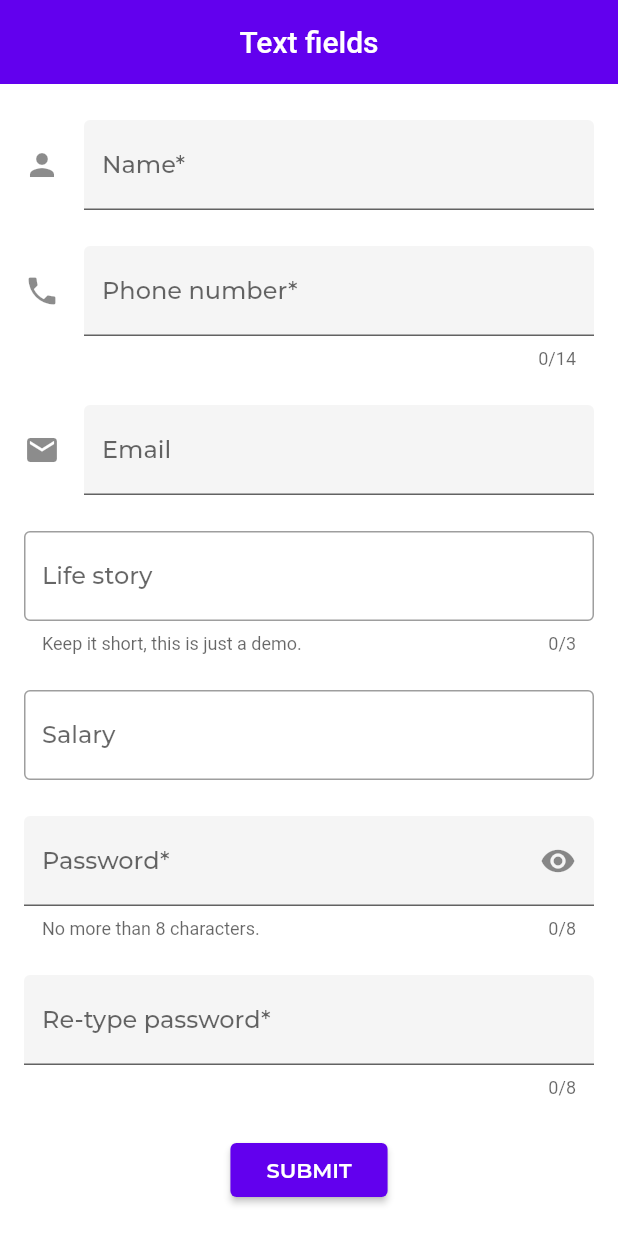
After one commit to luffyjie/flutter, a Flutter app: the TextFieldDemo screen opened by its route, on a phone screen of 412 x 824 dp. The commit adds this screen. Run offline on Flutter 3.47's test engine with Material 2 defaults, Android fonts, the phone set to English and light mode, and no system bars; our stand-ins replace flutter_localized_locales, flutter_swiper, google_fonts; generated files the repository leaves out were written again.

Commit message:
add text fiedl demo

```diff
--- /dev/null
+++ b/flutter_autoLayout/lib/gallery/text_field_demo.dart
@@ -0,0 +1,331 @@
+import 'package:flutter_autoLayout/public.dart';
+import 'package:flutter/gestures.dart' show DragStartBehavior;
+import 'package:flutter/services.dart';
+
+class TextFieldDemo extends StatelessWidget {
+  const TextFieldDemo();
+
+  @override
+  Widget build(BuildContext context) {
+    return Scaffold(
+      appBar: AppBar(
+        automaticallyImplyLeading: false,
+        title: Text(AutolayoutLocalizations.of(context).demoTextFieldTitle),
+      ),
+      body: const TextFormFieldDemo(),
+    );
+  }
+}
+
+class TextFormFieldDemo extends StatefulWidget {
+  const TextFormFieldDemo({Key key}) : super(key: key);
+
+  @override
+  TextFormFieldDemoState createState() => TextFormFieldDemoState();
+}
+
+class PersonData {
+  String name = '';
+  String phoneNumber = '';
+  String email = '';
+  String password = '';
+}
+
+class PasswordField extends StatefulWidget {
+  const PasswordField({
+    this.fieldKey,
+    this.hintText,
+    this.labelText,
+    this.helperText,
+    this.onSaved,
+    this.validator,
+    this.onFieldSubmitted,
+  });
+
+  final Key fieldKey;
+  final String hintText;
+  final String labelText;
+  final String helperText;
+  final FormFieldSetter<String> onSaved;
+  final FormFieldValidator<String> validator;
+  final ValueChanged<String> onFieldSubmitted;
+
+  @override
+  _PasswordFieldState createState() => _PasswordFieldState();
+}
+
+class _PasswordFieldState extends State<PasswordField> {
+  bool _obscureText = true;
+
+  @override
+  Widget build(BuildContext context) {
+    return TextFormField(
+      key: widget.fieldKey,
+      obscureText: _obscureText,
+      maxLength: 8,
+      onSaved: widget.onSaved,
+      validator: widget.validator,
+      onFieldSubmitted: widget.onFieldSubmitted,
+      decoration: InputDecoration(
+        filled: true,
+        hintText: widget.hintText,
+        labelText: widget.labelText,
+        helperText: widget.helperText,
+        suffixIcon: GestureDetector(
+          dragStartBehavior: DragStartBehavior.down,
+          onTap: () {
+            setState(() {
+              _obscureText = !_obscureText;
+            });
+          },
+          child: Icon(_obscureText ? Icons.visibility : Icons.visibility_off,
+              semanticLabel: _obscureText
+                  ? AutolayoutLocalizations.of(context)
+                      .demoTextFieldShowPasswordLabel
+                  : AutolayoutLocalizations.of(context)
+                      .demoTextFieldHidePasswordLabel),
+        ),
+      ),
+    );
+  }
+}
+
+class TextFormFieldDemoState extends State<TextFormFieldDemo> {
+  final GlobalKey<ScaffoldState> _scaffoldKey = GlobalKey<ScaffoldState>();
+  PersonData person = PersonData();
+
+  void showInSnackBar(String value) {
+    _scaffoldKey.currentState.hideCurrentSnackBar();
+    _scaffoldKey.currentState.showSnackBar(SnackBar(content: Text(value)));
+  }
+
+  AutovalidateMode _autovalidateMode = AutovalidateMode.disabled;
+
+  final GlobalKey<FormState> _formKey = GlobalKey<FormState>();
+  final GlobalKey<FormFieldState<String>> _passwordFieldKey =
+      GlobalKey<FormFieldState<String>>();
+  final _UsNumberTextInputFormatter _phoneNumberFormatter =
+      _UsNumberTextInputFormatter();
+
+  void _handleSubmitted() {
+    final form = _formKey.currentState;
+    if (!form.validate()) {
+      _autovalidateMode = AutovalidateMode.always;
+      showInSnackBar(
+          AutolayoutLocalizations.of(context).demoTextFieldFormErrors);
+    } else {
+      form.save();
+      showInSnackBar(AutolayoutLocalizations.of(context)
+          .demoTextFieldNameHasPhoneNumber(person.name, person.phoneNumber));
+    }
+  }
+
+  String _validateName(String value) {
+    if (value.isEmpty) {
+      return AutolayoutLocalizations.of(context).demoTextFieldNameRequired;
+    }
+    final nameExp = RegExp(r'^[A-Za-z ]+$');
+    if (!nameExp.hasMatch(value)) {
+      return AutolayoutLocalizations.of(context)
+          .demoTextFieldOnlyAlphabeticalChars;
+    }
+    return null;
+  }
+
+  String _validatePhoneNumber(String value) {
+    final phoneExp = RegExp(r'^\(\d\d\d\) \d\d\d-\d\d\d\d$');
+    if (!phoneExp.hasMatch(value)) {
+      return AutolayoutLocalizations.of(context)
+          .demoTextFieldEnterUSPhoneNumber;
+    }
+    return null;
+  }
+
+  String _validatePassword(String value) {
+    final passwordField = _passwordFieldKey.currentState;
+    if (passwordField.value == null || passwordField.value.isEmpty) {
+      return AutolayoutLocalizations.of(context).demoTextFieldEnterPassword;
+    }
+    if (passwordField.value != value) {
+      return AutolayoutLocalizations.of(context)
+          .demoTextFieldPasswordsDoNotMatch;
+    }
+    return null;
+  }
+
+  @override
+  Widget build(BuildContext context) {
+    const sizedBoxSpace = SizedBox(height: 24);
+
+    return Scaffold(
+      key: _scaffoldKey,
+      body: Form(
+        key: _formKey,
+        autovalidateMode: _autovalidateMode,
+        child: Scrollbar(
+          child: SingleChildScrollView(
+            dragStartBehavior: DragStartBehavior.down,
+            padding: const EdgeInsets.symmetric(horizontal: 16),
+            child: Column(
+              crossAxisAlignment: CrossAxisAlignment.stretch,
+              children: [
+                sizedBoxSpace,
+                TextFormField(
+                  textCapitalization: TextCapitalization.words,
+                  decoration: InputDecoration(
+                    filled: true,
+                    icon: const Icon(Icons.person),
+                    hintText: AutolayoutLocalizations.of(context)
+                        .demoTextFieldWhatDoPeopleCallYou,
+                    labelText: AutolayoutLocalizations.of(context)
+                        .demoTextFieldNameField,
+                  ),
+                  onSaved: (value) {
+                    person.name = value;
+                  },
+                  validator: _validateName,
+                ),
+                sizedBoxSpace,
+                TextFormField(
+                  decoration: InputDecoration(
+                    filled: true,
+                    icon: const Icon(Icons.phone),
+                    hintText: AutolayoutLocalizations.of(context)
+                        .demoTextFieldWhereCanWeReachYou,
+                    labelText: AutolayoutLocalizations.of(context)
+                        .demoTextFieldPhoneNumber,
+                    prefixText: '+1 ',
+                  ),
+                  keyboardType: TextInputType.phone,
+                  onSaved: (value) {
+                    person.phoneNumber = value;
+                  },
+                  maxLength: 14,
+                  maxLengthEnforced: false,
+                  validator: _validatePhoneNumber,
+                  inputFormatters: <TextInputFormatter>[
+                    FilteringTextInputFormatter.digitsOnly,
+                    _phoneNumberFormatter,
+                  ],
+                ),
+                sizedBoxSpace,
+                TextFormField(
+                  decoration: InputDecoration(
+                    filled: true,
+                    icon: const Icon(Icons.email),
+                    hintText: AutolayoutLocalizations.of(context)
+                        .demoTextFieldYourEmailAddress,
+                    labelText:
+                        AutolayoutLocalizations.of(context).demoTextFieldEmail,
+                  ),
+                  keyboardType: TextInputType.emailAddress,
+                  onSaved: (value) {
+                    person.email = value;
+                  },
+                ),
+                sizedBoxSpace,
+                TextFormField(
+                  decoration: InputDecoration(
+                    border: const OutlineInputBorder(),
+                    hintText: AutolayoutLocalizations.of(context)
+                        .demoTextFieldTellUsAboutYourself,
+                    helperText: AutolayoutLocalizations.of(context)
+                        .demoTextFieldKeepItShort,
+                    labelText: AutolayoutLocalizations.of(context)
+                        .demoTextFieldLifeStory,
+                  ),
+                  maxLength: 3,
+                ),
+                sizedBoxSpace,
+                TextFormField(
+                  keyboardType: TextInputType.number,
+                  decoration: InputDecoration(
+                    border: const OutlineInputBorder(),
+                    labelText:
+                        AutolayoutLocalizations.of(context).demoTextFieldSalary,
+                    suffixText:
+                        AutolayoutLocalizations.of(context).demoTextFieldUSD,
+                  ),
+                  maxLines: 1,
+                ),
+                sizedBoxSpace,
+                PasswordField(
+                  fieldKey: _passwordFieldKey,
+                  helperText: AutolayoutLocalizations.of(context)
+                      .demoTextFieldNoMoreThan,
+                  labelText:
+                      AutolayoutLocalizations.of(context).demoTextFieldPassword,
+                  onFieldSubmitted: (value) {
+                    setState(() {
+                      person.password = value;
+                    });
+                  },
+                ),
+                sizedBoxSpace,
+                TextFormField(
+                  decoration: InputDecoration(
+                    filled: true,
+                    labelText: AutolayoutLocalizations.of(context)
+                        .demoTextFieldRetypePassword,
+                  ),
+                  maxLength: 8,
+                  obscureText: true,
+                  validator: _validatePassword,
+                ),
+                sizedBoxSpace,
+                Center(
+                  child: RaisedButton(
+                      child: Text(AutolayoutLocalizations.of(context)
+                          .demoTextFieldSubmit),
+                      onPressed: _handleSubmitted),
+                ),
+                sizedBoxSpace,
+                Text(
+                  AutolayoutLocalizations.of(context)
+                      .demoTextFieldRequiredField,
+                  style: Theme.of(context).textTheme.caption,
+                ),
+              ],
+            ),
+          ),
+        ),
+      ),
+    );
+  }
+}
+
+class _UsNumberTextInputFormatter extends TextInputFormatter {
+  @override
+  TextEditingValue formatEditUpdate(
+    TextEditingValue oldValue,
+    TextEditingValue newValue,
+  ) {
+    final newTextLength = newValue.text.length;
+    final newText = StringBuffer();
+    var selectionIndex = newValue.selection.end;
+    var usedSubstringIndex = 0;
+    if (newTextLength >= 1) {
+      newText.write('(');
+      if (newValue.selection.end >= 1) selectionIndex++;
+    }
+    if (newTextLength >= 4) {
+      newText.write(newValue.text.substring(0, usedSubstringIndex = 3) + ') ');
+      if (newValue.selection.end >= 3) selectionIndex += 2;
+    }
+    if (newTextLength >= 7) {
+      newText.write(newValue.text.substring(3, usedSubstringIndex = 6) + '-');
+      if (newValue.selection.end >= 6) selectionIndex++;
+    }
+    if (newTextLength >= 11) {
+      newText.write(newValue.text.substring(6, usedSubstringIndex = 10) + ' ');
+      if (newValue.selection.end >= 10) selectionIndex++;
+    }
+    if (newTextLength >= usedSubstringIndex) {
+      newText.write(newValue.text.substring(usedSubstringIndex));
+    }
+    return TextEditingValue(
+      text: newText.toString(),
+      selection: TextSelection.collapsed(offset: selectionIndex),
+    );
+  }
+}
--- a/flutter_autoLayout/lib/gallery_public.dart
+++ b/flutter_autoLayout/lib/gallery_public.dart
@@ -18,6 +18,7 @@ export 'gallery/menu_demo.dart';
 export 'gallery/progress_indicator_demo.dart';
 export 'gallery/picker_demo.dart';
 export 'gallery/selection_controls_demo.dart';
+export 'gallery/snackbar_demo.dart';
+export 'gallery/tabs_demo.dart';
+export 'gallery/text_field_demo.dart';
 export 'gallery/tooltip_demo.dart';
-export 'gallery/tabs_demo.dart';
-export 'gallery/snackbar_demo.dart';
--- a/flutter_autoLayout/lib/main.dart
+++ b/flutter_autoLayout/lib/main.dart
@@ -70,6 +70,7 @@ class MyApp extends StatelessWidget {
               '/snackbar_demo': (BuildContext context) => SnackbarsDemo(),
               '/tabs_demo': (BuildContext context) =>
                   TabsDemo(type: TabsDemoType.nonScrollable),
+              '/text_field_demo': (BuildContext context) => TextFieldDemo(),
               '/tooltip_demo': (BuildContext context) => TooltipDemo(),
             },
             localizationsDelegates: const [
@@ -234,6 +235,12 @@ class _MyHomePageSatate extends State<MyHomePage> {
                       Navigator.pushNamed(context, '/tooltip_demo');
                     },
                   ),
+                  GalleryButton(
+                    name: "Text field demo",
+                    onPressed: () {
+                      Navigator.pushNamed(context, '/text_field_demo');
+                    },
+                  ),
                 ],
               ),
               Row(
```
